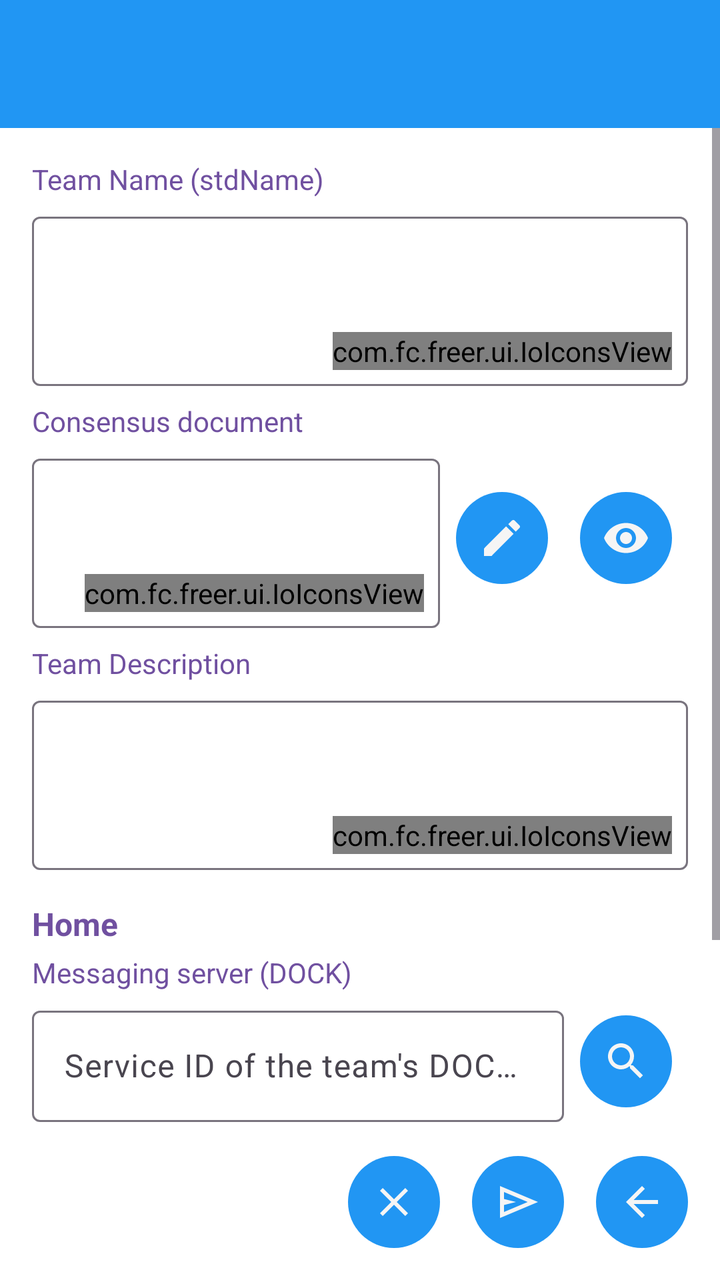
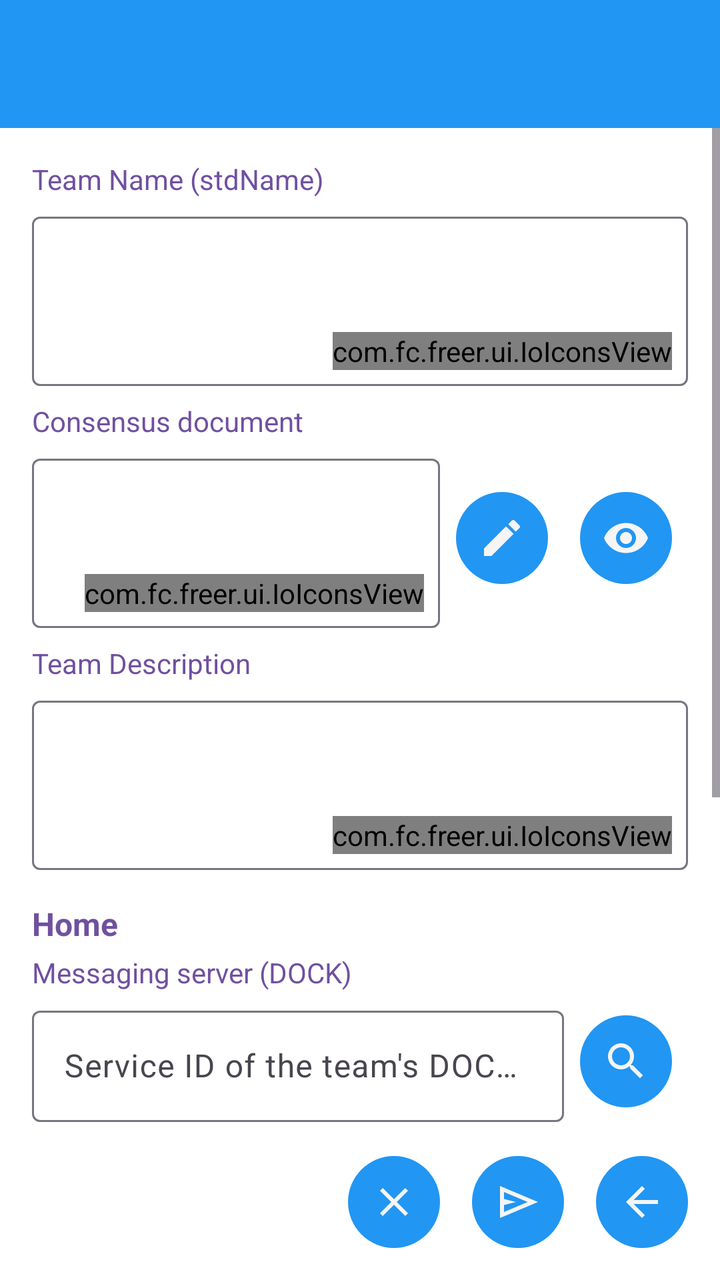

An Android layout rendered at two revisions. The XML below is the earlier revision; the diff shows what the commit changed to produce the second picture.
<!-- AndroidManifest.xml: application theme Theme.Freer -->
<!-- res/layout/activity_create_team.xml -->
<?xml version="1.0" encoding="utf-8"?>
<LinearLayout xmlns:android="http://schemas.android.com/apk/res/android"
    xmlns:app="http://schemas.android.com/apk/res-auto"
    android:layout_width="match_parent"
    android:layout_height="match_parent"
    android:orientation="vertical">

    <include layout="@layout/common_toolbar" />

    <ScrollView
        android:layout_width="match_parent"
        android:layout_height="0dp"
        android:layout_weight="1"
        android:fillViewport="true">

        <LinearLayout
            android:layout_width="match_parent"
            android:layout_height="wrap_content"
            android:orientation="vertical"
            android:padding="16dp">

            
            <TextView
                android:layout_width="match_parent"
                android:layout_height="wrap_content"
                android:text="@string/team_name"
                android:textColor="@color/field_name"
                android:textSize="14sp"
                android:layout_marginBottom="4dp" />

            <include
                android:id="@+id/nameView"
                layout="@layout/layout_text_input_with_scan"
                android:layout_width="match_parent"
                android:layout_height="wrap_content" />

            
            <TextView
                android:layout_width="match_parent"
                android:layout_height="wrap_content"
                android:text="@string/consensus_document"
                android:textColor="@color/field_name"
                android:textSize="14sp"
                android:layout_marginTop="8dp"
                android:layout_marginBottom="4dp" />

            <LinearLayout
                android:layout_width="match_parent"
                android:layout_height="wrap_content"
                android:orientation="horizontal"
                android:gravity="center_vertical">

                <include
                    android:id="@+id/consensusView"
                    layout="@layout/layout_text_input_with_scan"
                    android:layout_width="0dp"
                    android:layout_height="wrap_content"
                    android:layout_weight="1" />

                <ImageButton
                    android:id="@+id/edit_consensus_button"
                    style="@style/ImageButtonStyle"
                    android:layout_marginStart="8dp"
                    android:src="@drawable/ic_edit"
                    android:contentDescription="@string/edit_consensus_document" />

                <ImageButton
                    android:id="@+id/view_consensus_button"
                    style="@style/ImageButtonStyle"
                    android:layout_marginStart="8dp"
                    android:src="@drawable/ic_visibility"
                    android:contentDescription="@string/view_consensus_document" />

            </LinearLayout>

            
            <TextView
                android:layout_width="match_parent"
                android:layout_height="wrap_content"
                android:text="@string/team_description"
                android:textColor="@color/field_name"
                android:textSize="14sp"
                android:layout_marginTop="8dp"
                android:layout_marginBottom="4dp" />

            <include
                android:id="@+id/descView"
                layout="@layout/layout_text_input_with_scan"
                android:layout_width="match_parent"
                android:layout_height="wrap_content" />

            
            <TextView
                android:layout_width="match_parent"
                android:layout_height="wrap_content"
                android:text="@string/home"
                android:textColor="@color/field_name"
                android:textSize="16sp"
                android:textStyle="bold"
                android:layout_marginTop="16dp"
                android:layout_marginBottom="4dp" />

            
            <TextView
                android:layout_width="match_parent"
                android:layout_height="wrap_content"
                android:text="@string/server_setup_dock_label"
                android:textColor="@color/field_name"
                android:textSize="14sp"
                android:layout_marginBottom="4dp" />

            <LinearLayout
                android:layout_width="match_parent"
                android:layout_height="wrap_content"
                android:orientation="horizontal"
                android:gravity="center_vertical">

                <com.google.android.material.textfield.TextInputLayout
                    android:layout_width="0dp"
                    android:layout_height="wrap_content"
                    android:layout_weight="1"
                    app:boxBackgroundColor="@color/input_field_background"
                    style="@style/Widget.Material3.TextInputLayout.OutlinedBox">

                    <com.google.android.material.textfield.TextInputEditText
                        android:id="@+id/dock_input"
                        android:layout_width="match_parent"
                        android:layout_height="wrap_content"
                        android:hint="@string/team_dock_hint"
                        android:inputType="text"
                        android:maxLines="3" />
                </com.google.android.material.textfield.TextInputLayout>

                <ImageButton
                    android:id="@+id/choose_dock_button"
                    style="@style/ImageButtonStyle"
                    android:layout_marginStart="8dp"
                    android:src="@drawable/ic_search"
                    android:contentDescription="@string/choose_another" />
            </LinearLayout>

            
            <TextView
                android:layout_width="match_parent"
                android:layout_height="wrap_content"
                android:text="@string/server_setup_disk_label"
                android:textColor="@color/field_name"
                android:textSize="14sp"
                android:layout_marginTop="12dp"
                android:layout_marginBottom="4dp" />

            <LinearLayout
                android:layout_width="match_parent"
                android:layout_height="wrap_content"
                android:orientation="horizontal"
                android:gravity="center_vertical">

                <com.google.android.material.textfield.TextInputLayout
                    android:layout_width="0dp"
                    android:layout_height="wrap_content"
                    android:layout_weight="1"
                    app:boxBackgroundColor="@color/input_field_background"
                    style="@style/Widget.Material3.TextInputLayout.OutlinedBox">

                    <com.google.android.material.textfield.TextInputEditText
                        android:id="@+id/disk_input"
                        android:layout_width="match_parent"
                        android:layout_height="wrap_content"
                        android:hint="@string/server_setup_disk_hint"
                        android:inputType="text"
                        android:maxLines="3" />
                </com.google.android.material.textfield.TextInputLayout>

                <ImageButton
                    android:id="@+id/choose_disk_button"
                    style="@style/ImageButtonStyle"
                    android:layout_marginStart="8dp"
                    android:src="@drawable/ic_search"
                    android:contentDescription="@string/choose_another" />
            </LinearLayout>

        </LinearLayout>

    </ScrollView>

    
    <LinearLayout
        android:id="@+id/buttonContainer"
        android:layout_width="match_parent"
        android:layout_height="wrap_content"
        android:orientation="horizontal"
        android:padding="8dp"
        android:gravity="end">

        <ImageButton
            android:id="@+id/clearButton"
            style="@style/ImageButtonStyle"
            android:src="@drawable/ic_clear"
            android:contentDescription="@string/clear" />

        <ImageButton
            android:id="@+id/publishButton"
            style="@style/ImageButtonStyle"
            android:src="@drawable/ic_send"
            android:contentDescription="@string/publish" />

        <ImageButton
            android:id="@+id/back_button"
            style="@style/ImageButtonStyle"
            android:src="@drawable/ic_back"
            android:contentDescription="@string/back" />

    </LinearLayout>

</LinearLayout>
<!-- res/layout/common_toolbar.xml (included above) -->
<?xml version="1.0" encoding="utf-8"?>
<androidx.appcompat.widget.Toolbar xmlns:android="http://schemas.android.com/apk/res/android"
    xmlns:app="http://schemas.android.com/apk/res-auto"
    android:id="@+id/toolbar"
    android:layout_width="match_parent"
    android:layout_height="?attr/actionBarSize"
    android:background="@color/accent"
    android:theme="@style/ThemeOverlay.Freer.Toolbar">

    <LinearLayout
        android:id="@+id/toolbar_fid_container"
        android:layout_width="wrap_content"
        android:layout_height="match_parent"
        android:layout_gravity="end"
        android:orientation="horizontal"
        android:gravity="end|center_vertical"
        android:visibility="gone"
        android:clickable="true"
        android:focusable="true"
        android:paddingStart="8dp"
        android:paddingEnd="16dp"
        android:background="?android:attr/selectableItemBackground">

        <TextView
            android:id="@+id/toolbar_fid_text"
            android:layout_width="130dp"
            android:layout_height="wrap_content"
            android:textColor="@color/main_background"
            android:paddingStart="8dp"
            android:paddingEnd="4dp"
            android:textSize="14sp"
            android:maxLines="1"
            android:gravity="end"
            android:ellipsize="middle" />

        <ImageView
            android:id="@+id/toolbar_avatar"
            android:layout_width="42dp"
            android:layout_height="42dp"
            android:background="@color/accent"
            android:scaleType="centerCrop"
            android:contentDescription="@string/avatar" />

    </LinearLayout>

</androidx.appcompat.widget.Toolbar>
<!-- res/layout/layout_text_input_with_scan.xml (included above) -->
<?xml version="1.0" encoding="utf-8"?>
<FrameLayout xmlns:android="http://schemas.android.com/apk/res/android"
    xmlns:app="http://schemas.android.com/apk/res-auto"
    android:layout_width="match_parent"
    android:layout_height="match_parent">

    <com.google.android.material.textfield.TextInputLayout
        android:id="@+id/textInputWithScanLayout"
        android:layout_width="match_parent"
        android:layout_height="match_parent"
        app:boxBackgroundColor="@color/input_field_background"
        style="@style/Widget.Material3.TextInputLayout.OutlinedBox">

        <com.google.android.material.textfield.TextInputEditText
            android:id="@+id/textInput"
            android:layout_width="match_parent"
            android:layout_height="match_parent"
            android:gravity="top"
            android:inputType="textMultiLine"
            android:minLines="3"
            android:paddingStart="8dp"
            android:paddingEnd="70dp"
            android:paddingBottom="8dp"
            />
    </com.google.android.material.textfield.TextInputLayout>

    <com.fc.freer.ui.IoIconsView
        android:id="@+id/scanIcon"
        android:layout_width="wrap_content"
        android:layout_height="wrap_content"
        android:layout_gravity="bottom|end"
        android:layout_margin="8dp" />
</FrameLayout>
<!-- resources referenced by this layout -->
<resources>
  <color name="accent">#2196F3</color>
  <color name="field_name">#7050A0</color>
  <color name="input_field_background">#FFFFFF</color>
  <color name="main_background">#F5F5F5</color>
  <!-- drawable ic_back (drawable) -->
  <vector xmlns:android="http://schemas.android.com/apk/res/android"
      android:width="24dp"
      android:height="24dp"
      android:viewportWidth="960"
      android:viewportHeight="960">
    <path
        android:pathData="m313,520 l224,224 -57,56 -320,-320 320,-320 57,56 -224,224h487v80L313,520Z"
        android:fillColor="@color/main_background"/>
  </vector>
  <!-- drawable ic_clear (drawable) -->
  <?xml version="1.0" encoding="utf-8"?>
  <vector xmlns:android="http://schemas.android.com/apk/res/android"
      android:width="24dp"
      android:height="24dp"
      android:viewportWidth="24"
      android:viewportHeight="24"
      android:tint="@color/accent">
      <path
          android:fillColor="@color/text"
          android:pathData="M19,6.41L17.59,5 12,10.59 6.41,5 5,6.41 10.59,12 5,17.59 6.41,19 12,13.41 17.59,19 19,17.59 13.41,12z"/>
  </vector>
  <!-- drawable ic_send (drawable) -->
  <vector xmlns:android="http://schemas.android.com/apk/res/android"
      android:width="24dp"
      android:height="24dp"
      android:viewportWidth="960"
      android:viewportHeight="960">
    <path
        android:pathData="M120,800v-640l760,320 -760,320ZM200,680 L674,480 200,280v140l240,60 -240,60v140ZM200,680v-400,400Z"
        android:fillColor="@color/warning"/>
  </vector>
  <string name="avatar">Avatar</string>
  <string name="back">Back</string>
  <string name="choose_another">Choose another</string>
  <string name="clear">Clear</string>
  <string name="consensus_document">Consensus document</string>
  <string name="edit_consensus_document">Edit consensus</string>
  <string name="home">Home</string>
  <string name="publish">Publish</string>
  <string name="server_setup_disk_hint">Service ID of your DISK storage</string>
  <string name="server_setup_disk_label">Data server (DISK)</string>
  <string name="server_setup_dock_label">Messaging server (DOCK)</string>
  <string name="team_description">Team Description</string>
  <string name="team_dock_hint">Service ID of the team\'s DOCK relay</string>
  <string name="team_name">Team Name (stdName)</string>
  <string name="view_consensus_document">View consensus</string>
  <style name="ImageButtonStyle">
          <item name="android:layout_width">46dp</item>
          <item name="android:layout_height">46dp</item>
          <item name="android:layout_margin">8dp</item>
          <item name="android:background">@drawable/bg_round_accent</item>
          <item name="android:tint">@color/main_background</item>
          <item name="android:scaleType">centerInside</item>
          <item name="android:padding">8dp</item>
      </style>
  <style name="ThemeOverlay.Freer.Toolbar" parent="ThemeOverlay.AppCompat.ActionBar">
          <item name="android:textColorPrimary">@color/main_background</item>
          <item name="android:textColorSecondary">@color/main_background</item>
      </style>
  <style name="Theme.Freer" parent="Base.Theme.Freer" />
  <color name="text">#000000</color>
  <color name="hint">#777777</color>
  <color name="warning">#FF9800</color>
  <!-- drawable bg_round_accent (drawable) -->
  <?xml version="1.0" encoding="utf-8"?>
  <shape xmlns:android="http://schemas.android.com/apk/res/android"
      android:shape="oval">
      <solid android:color="@color/accent" />
  </shape>
  <!-- unchanged entries left out for length: 4 -->
</resources>

<!-- the commit's change to res/layout/activity_create_team.xml (unified diff, before → after) -->
@@ -173,6 +173,47 @@
 
                 <ImageButton
                     android:id="@+id/choose_disk_button"
+                    style="@style/ImageButtonStyle"
+                    android:layout_marginStart="8dp"
+                    android:src="@drawable/ic_search"
+                    android:contentDescription="@string/choose_another" />
+            </LinearLayout>
+
+            
+            <TextView
+                android:layout_width="match_parent"
+                android:layout_height="wrap_content"
+                android:text="@string/server_setup_call_label"
+                android:textColor="@color/field_name"
+                android:textSize="14sp"
+                android:layout_marginTop="12dp"
+                android:layout_marginBottom="4dp" />
+
+            <LinearLayout
+                android:layout_width="match_parent"
+                android:layout_height="wrap_content"
+                android:orientation="horizontal"
+                android:gravity="center_vertical">
+
+                <com.google.android.material.textfield.TextInputLayout
+                    android:layout_width="0dp"
+                    android:layout_height="wrap_content"
+                    android:layout_weight="1"
+                    app:helperText="@string/home_call_room_helper_team"
+                    app:boxBackgroundColor="@color/input_field_background"
+                    style="@style/Widget.Material3.TextInputLayout.OutlinedBox">
+
+                    <com.google.android.material.textfield.TextInputEditText
+                        android:id="@+id/call_input"
+                        android:layout_width="match_parent"
+                        android:layout_height="wrap_content"
+                        android:hint="@string/home_call_hint"
+                        android:inputType="textUri"
+                        android:maxLines="1" />
+                </com.google.android.material.textfield.TextInputLayout>
+
+                <ImageButton
+                    android:id="@+id/choose_call_button"
                     style="@style/ImageButtonStyle"
                     android:layout_marginStart="8dp"
                     android:src="@drawable/ic_search"
<!-- resource entries referenced after the edit -->
@@ -43,7 +43,10 @@
   <string name="consensus_document">Consensus document</string>
   <string name="edit_consensus_document">Edit consensus</string>
   <string name="home">Home</string>
+  <string name="home_call_hint">CALL service URL or SID</string>
+  <string name="home_call_room_helper_team">The relay this team\'s meetings run on. Empty: each host\'s own CALL service.</string>
   <string name="publish">Publish</string>
+  <string name="server_setup_call_label">CALL (voice calls)</string>
   <string name="server_setup_disk_hint">Service ID of your DISK storage</string>
   <string name="server_setup_disk_label">Data server (DISK)</string>
   <string name="server_setup_dock_label">Messaging server (DOCK)</string>
